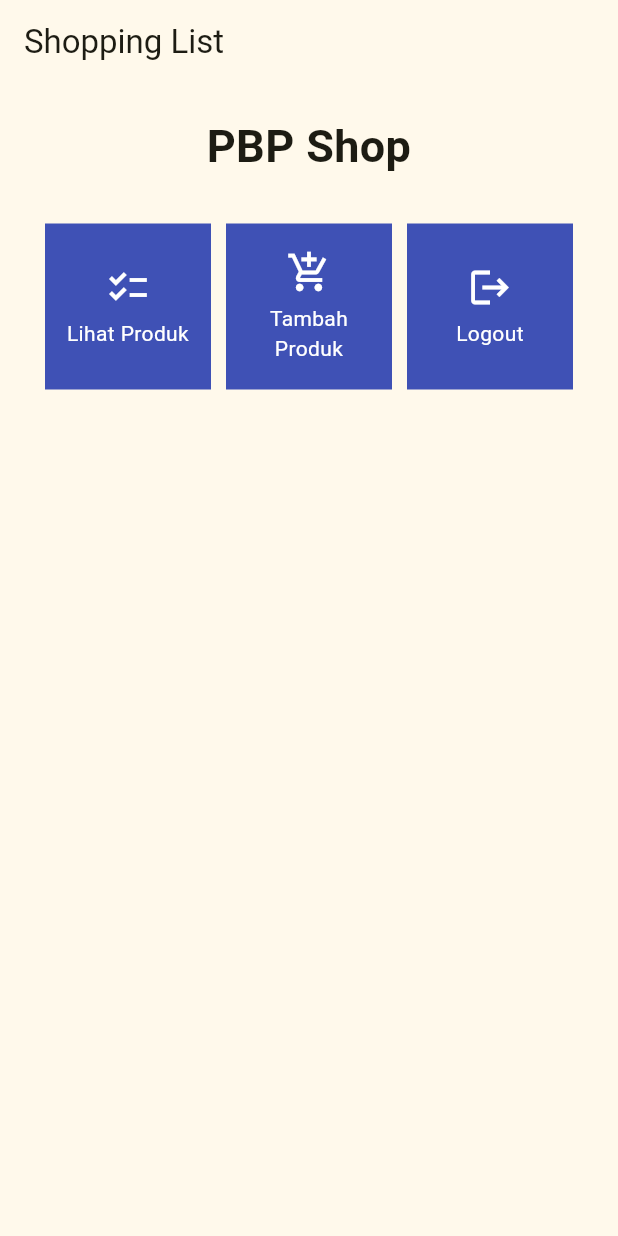
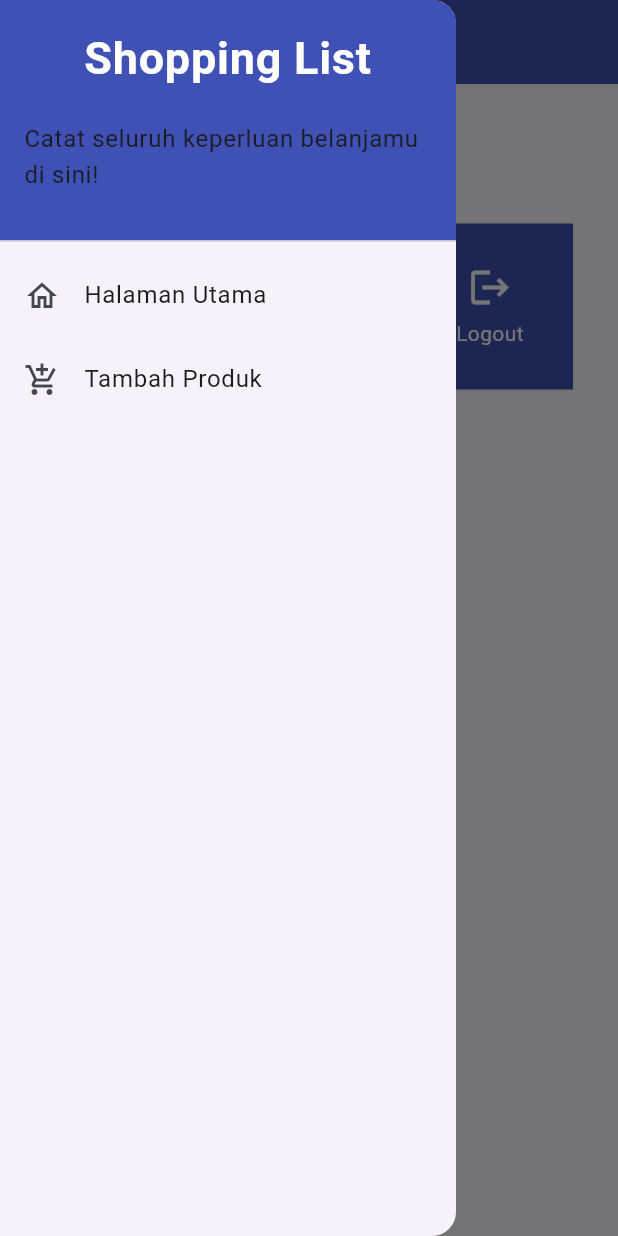
Before and after one commit to sabinamaritza/shoppinglist-mobile, a Flutter app: the screen it shows after launch, with the side drawer open (before the commit the screen has no drawer), on a phone screen of 412 x 824 dp. Run offline on Flutter 3.47's test engine with Material 2 defaults, Android fonts, the phone set to English and light mode, and no system bars; missing offline and left inert: dart:ffi.

Commit message:
tutorial 7

```diff
--- a/lib/main.dart
+++ b/lib/screens/main.dart
@@ -1,5 +1,5 @@
 import 'package:flutter/material.dart';
-import 'package:shoppinglist/menu.dart';
+import 'package:shoppinglist/screens/menu.dart';
 
 void main() {
   runApp(const MyApp());
@@ -30,10 +30,11 @@ class MyApp extends StatelessWidget {
         // This works for code too, not just values: Most code changes can be
         // tested with just a hot reload.
         // colorScheme: ColorScheme.fromSeed(seedColor: Colors.deepPurple),
-        colorScheme: ColorScheme.fromSeed(seedColor: Colors.yellow),
+        colorScheme: ColorScheme.fromSeed(seedColor: Colors.indigo),
         useMaterial3: true,
       ),
       home: MyHomePage(),
+      debugShowCheckedModeBanner: false,
     );
   }
 }
--- a/lib/menu.dart
+++ b/lib/screens/menu.dart
@@ -1,4 +1,7 @@
 import 'package:flutter/material.dart';
+import 'package:shoppinglist/screens/widgets/left_drawer.dart';
+import 'package:shoppinglist/screens/shoplist_form.dart';
+import 'package:shoppinglist/screens/widgets/shop_card.dart';
 
 class MyHomePage extends StatelessWidget {
   MyHomePage({Key? key}) : super(key: key);
@@ -14,7 +17,10 @@ class MyHomePage extends StatelessWidget {
     return Scaffold(
       appBar: AppBar(
         title: const Text('Shopping List'),
+        backgroundColor: Colors.indigo,
+        foregroundColor: Colors.white,
       ),
+      drawer: const LeftDrawer(),
       body: SingleChildScrollView(
         child: Padding(
           padding: const EdgeInsets.all(10.0),
@@ -49,52 +55,3 @@ class MyHomePage extends StatelessWidget {
     );
   }
 }
-
-class ShopItem {
-  final String name;
-  final IconData icon;
-  ShopItem(this.name, this.icon);
-}
-
-class ShopCard extends StatelessWidget {
-  final ShopItem item;
-
-  const ShopCard(this.item, {Key? key}) : super(key: key);
-
-  @override
-  Widget build(BuildContext context) {
-    return Material(
-      color: Colors.indigo,
-      child: InkWell(
-        onTap: () {
-          ScaffoldMessenger.of(context)
-            ..hideCurrentSnackBar()
-            ..showSnackBar(SnackBar(
-              content: Text("Kamu telah menekan tombol ${item.name}!"),
-            ));
-        },
-        child: Container(
-          padding: const EdgeInsets.all(8),
-          child: Center(
-            child: Column(
-              mainAxisAlignment: MainAxisAlignment.center,
-              children: [
-                Icon(
-                  item.icon,
-                  color: Colors.white,
-                  size: 30.0,
-                ),
-                const Padding(padding: EdgeInsets.all(3)),
-                Text(
-                  item.name,
-                  textAlign: TextAlign.center,
-                  style: const TextStyle(color: Colors.white),
-                ),
-              ],
-            ),
-          ),
-        ),
-      ),
-    );
-  }
-}
--- /dev/null
+++ b/lib/screens/widgets/left_drawer.dart
@@ -0,0 +1,67 @@
+import 'package:flutter/material.dart';
+import 'package:shoppinglist/screens/menu.dart';
+// TODO: Impor halaman ShopFormPage jika sudah dibuat
+import 'package:shoppinglist/screens/shoplist_form.dart';
+
+class LeftDrawer extends StatelessWidget {
+  const LeftDrawer({super.key});
+
+  @override
+  Widget build(BuildContext context) {
+    return Drawer(
+      child: ListView(
+        children: [
+          const DrawerHeader(
+            // TODO: Bagian drawer header
+            decoration: BoxDecoration(
+              color: Colors.indigo,
+            ),
+            child: Column(
+              children: [
+                Text(
+                  'Shopping List',
+                  textAlign: TextAlign.center,
+                  style: TextStyle(
+                    fontSize: 30,
+                    fontWeight: FontWeight.bold,
+                    color: Colors.white,
+                  ),
+                ),
+                Padding(padding: EdgeInsets.all(10)),
+                Text("Catat seluruh keperluan belanjamu di sini!",
+                    // TODO: Tambahkan gaya teks dengan center alignment, font ukuran 15, warna putih, dan weight biasa
+                    ),
+              ],
+            ),
+          ),
+          // TODO: Bagian routing
+          ListTile(
+            leading: const Icon(Icons.home_outlined),
+            title: const Text('Halaman Utama'),
+            // Bagian redirection ke MyHomePage
+            onTap: () {
+              Navigator.pushReplacement(
+                  context,
+                  MaterialPageRoute(
+                    builder: (context) => MyHomePage(),
+                  ));
+            },
+          ),
+          ListTile(
+            leading: const Icon(Icons.add_shopping_cart),
+            title: const Text('Tambah Produk'),
+            // Bagian redirection ke ShopFormPage
+            onTap: () {
+              /*
+              TODO: Buatlah routing ke ShopFormPage di sini,
+              setelah halaman ShopFormPage sudah dibuat.
+              */
+              Navigator.push(context,
+                MaterialPageRoute(builder: (context) => const ShopFormPage()));
+            },
+          ),
+        ],
+      ),
+    );
+  }
+}
--- /dev/null
+++ b/lib/screens/widgets/shop_card.dart
@@ -0,0 +1,57 @@
+import 'package:flutter/material.dart';
+import 'package:shoppinglist/screens/shoplist_form.dart';
+
+class ShopItem {
+  final String name;
+  final IconData icon;
+  ShopItem(this.name, this.icon);
+}
+
+class ShopCard extends StatelessWidget {
+  final ShopItem item;
+
+  const ShopCard(this.item, {Key? key}) : super(key: key);
+
+  @override
+  Widget build(BuildContext context) {
+    return Material(
+      color: Colors.indigo,
+      child: InkWell(
+        onTap: () {
+          ScaffoldMessenger.of(context)
+            ..hideCurrentSnackBar()
+            ..showSnackBar(SnackBar(
+              content: Text("Kamu telah menekan tombol ${item.name}!"),
+            ));
+
+            if (item.name == "Tambah Produk") {
+              // TODO: Gunakan Navigator.push untuk melakukan navigasi ke MaterialPageRoute yang mencakup ShopFormPage.
+              Navigator.push(context,
+                MaterialPageRoute(builder: (context) => const ShopFormPage()));
+            }
+        },
+        child: Container(
+          padding: const EdgeInsets.all(8),
+          child: Center(
+            child: Column(
+              mainAxisAlignment: MainAxisAlignment.center,
+              children: [
+                Icon(
+                  item.icon,
+                  color: Colors.white,
+                  size: 30.0,
+                ),
+                const Padding(padding: EdgeInsets.all(3)),
+                Text(
+                  item.name,
+                  textAlign: TextAlign.center,
+                  style: const TextStyle(color: Colors.white),
+                ),
+              ],
+            ),
+          ),
+        ),
+      ),
+    );
+  }
+}
```
Also changed, not shown: lib/screens/shoplist_form.dart (added, +171 -0 lines), 1 other file.
